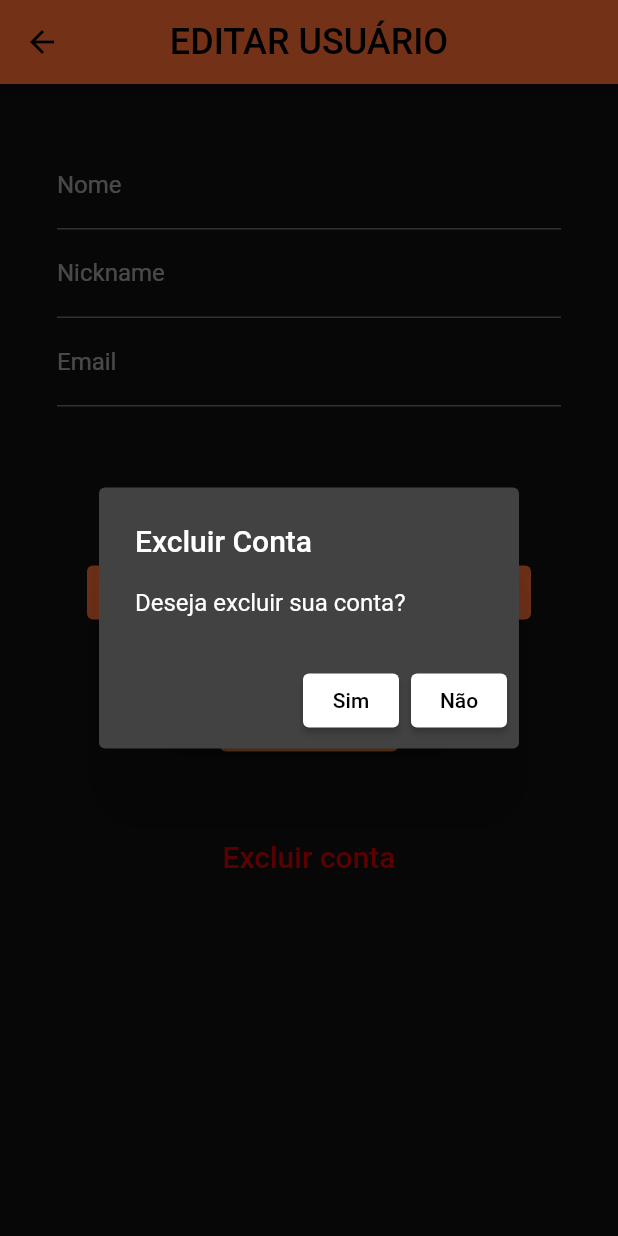
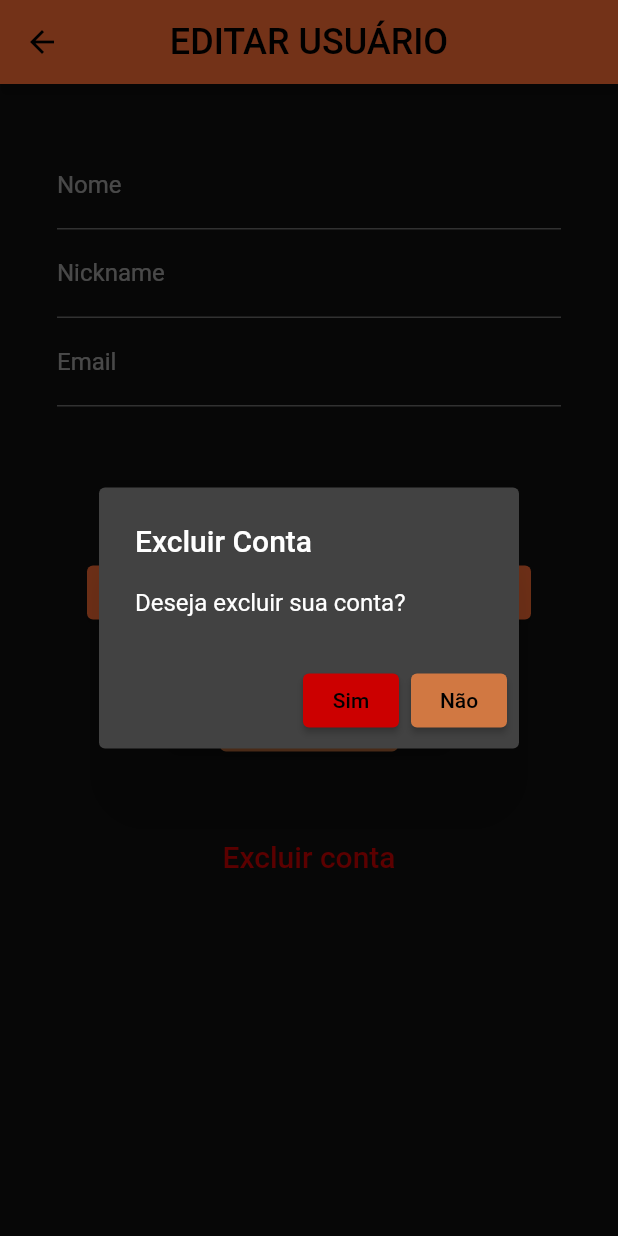
Before and after one commit to heloeng/app_global_heroes, a Flutter app: the EditUser screen opened directly with empty values, after a tap on "Excluir conta", on a phone screen of 412 x 824 dp. Run offline on Flutter 3.47's test engine with Material 2 defaults, Android fonts, the phone set to English and light mode, and no system bars; our stand-ins replace animate_do, cloud_firestore, file_picker, firebase_auth, firebase_core, font_awesome_flutter and 3 more; missing offline and left inert: animated_card; accounts and stored records are empty; network calls fail.

Commit message:
ajuste de style na edit user

```diff
--- a/lib/pages/edit_user_page.dart
+++ b/lib/pages/edit_user_page.dart
@@ -171,7 +171,11 @@ class _EditUserState extends State<EditUser> {
                                             Text("Deseja excluir sua conta?"),
                                         actions: <Widget>[
                                           ElevatedButton(
-                                            child: Text('Sim'),
+                                            child: Text(
+                                              'Sim',
+                                              style: TextStyle(
+                                                  color: Colors.black),
+                                            ),
                                             onPressed: () async {
                                               await userController.delete();
 
@@ -180,10 +184,8 @@ class _EditUserState extends State<EditUser> {
                                                 builder:
                                                     (BuildContext context) {
                                                   return AlertDialog(
-                                                    title:
-                                                        Text("Conta excluída"),
                                                     content: Text(
-                                                        "Clique em OK para voltar a página inicial"),
+                                                        "Conta excluída com sucesso"),
                                                     actions: <Widget>[
                                                       ElevatedButton(
                                                         child: Text('ok'),
@@ -203,12 +205,16 @@ class _EditUserState extends State<EditUser> {
                                                 },
                                               );
                                             },
+                                            style: ElevatedButton.styleFrom(
+                                                primary: Color(0xFFcc0000)),
                                           ),
                                           ElevatedButton(
                                             child: Text('Não'),
                                             onPressed: () {
                                               Navigator.of(context).pop();
                                             },
+                                            style: ElevatedButton.styleFrom(
+                                                primary: Color(0xffd17842)),
                                           ),
                                         ],
                                       );
```
